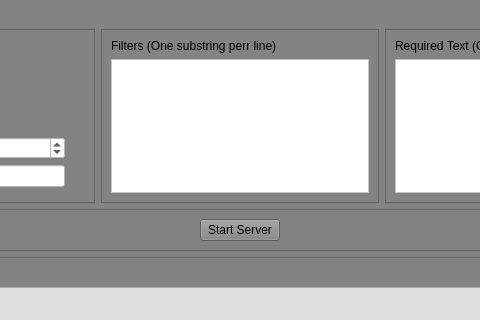
First picture: the form in GUI/SocketClient.ui, repository RoryMoeller/CS361, before the edit; both pictures show x 194 to 674 and y 0 to 320 of the 867 by 472 pixel window.
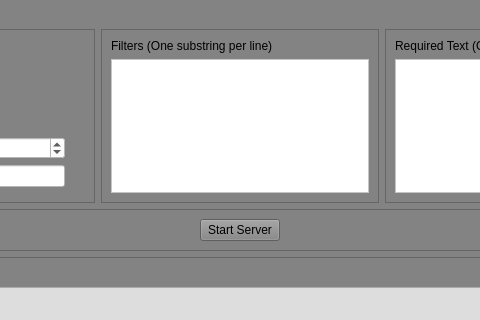
Second picture: the form after the edit.

Commit message: Switched from sockets to Flask based HTTP

What changed in the file:
```diff
--- a/GUI/SocketClient.ui
+++ b/GUI/SocketClient.ui
@@ -155,7 +155,7 @@
           <item>
            <widget class="QLabel" name="label_12">
             <property name="text">
-             <string>Filters (One substring perr line)</string>
+             <string>Filters (One substring per line)</string>
             </property>
            </widget>
           </item>
```
The commit also changes 2 other files.
